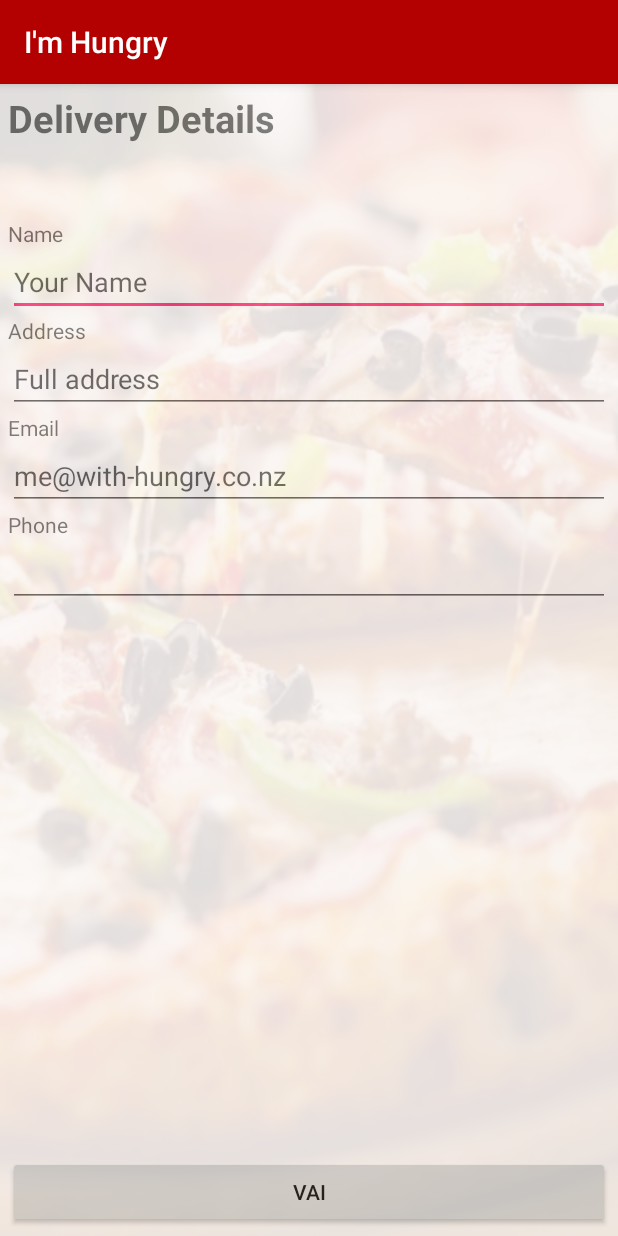
After one commit to daniel-salgado/ImHungry, an Android app: the DeliveryDetailsActivity screen opened directly, with no data from a screen before it, on a phone screen of 412 x 824 dp. The commit adds this screen. Run offline under Robolectric (Android 15) with nearby library versions, the phone set to English and light mode, and no system bars.

Commit message:
Added Delivery Status and Delivery Details activities.

```diff
--- a/app/build.gradle
+++ b/app/build.gradle
@@ -30,4 +30,7 @@ dependencies {
     compile 'com.android.support.constraint:constraint-layout:1.0.2'
     compile 'com.android.support:design:25.3.1'
     testCompile 'junit:junit:4.12'
+
+    compile 'pl.droidsonroids.gif:android-gif-drawable:1.1.+'
+
 }
--- /dev/null
+++ b/app/src/main/java/br/com/dssproject/imhungry/view/DeliveryDetailsActivity.java
@@ -0,0 +1,29 @@
+package br.com.dssproject.imhungry.view;
+
+import android.content.Intent;
+import android.support.v7.app.AppCompatActivity;
+import android.os.Bundle;
+import android.view.View;
+
+import br.com.dssproject.imhungry.R;
+
+public class DeliveryDetailsActivity extends AppCompatActivity {
+
+    @Override
+    protected void onCreate(Bundle savedInstanceState) {
+        super.onCreate(savedInstanceState);
+        setContentView(R.layout.activity_delivery_details);
+    }
+
+    public void btnPlaceOrder(View view)
+    {
+
+        Intent intent = new Intent(this, DeliveryStatusActivity.class);
+
+
+        startActivity(intent);
+
+
+    }
+
+}
--- /dev/null
+++ b/app/src/main/res/layout/activity_delivery_details.xml
@@ -0,0 +1,126 @@
+<?xml version="1.0" encoding="utf-8"?>
+<LinearLayout xmlns:android="http://schemas.android.com/apk/res/android"
+    xmlns:app="http://schemas.android.com/apk/res-auto"
+    xmlns:tools="http://schemas.android.com/tools"
+    android:layout_width="match_parent"
+    android:layout_height="match_parent"
+    android:background="@drawable/background01"
+    android:orientation="vertical"
+    tools:context="br.com.dssproject.imhungry.view.DeliveryDetailsActivity">
+
+    <LinearLayout
+        android:layout_width="match_parent"
+        android:layout_height="match_parent"
+        android:alpha="0.9"
+        android:background="@color/colorAlmostWhite"
+        android:orientation="vertical">
+
+        <LinearLayout
+            android:layout_width="match_parent"
+            android:layout_height="match_parent"
+            android:orientation="vertical"
+            android:layout_margin="5dp">
+
+
+        <TextView
+            android:layout_width="match_parent"
+            android:layout_height="wrap_content"
+            android:text="@string/delivery_datails"
+            android:textSize="25dp"
+            android:textStyle="bold" />
+
+        <LinearLayout
+            android:layout_width="match_parent"
+            android:layout_height="match_parent"
+            android:orientation="vertical"
+            android:weightSum="5">
+
+            <LinearLayout
+                android:layout_width="match_parent"
+                android:layout_height="wrap_content"
+                android:layout_weight="4"
+                android:orientation="vertical"
+                android:paddingTop="50dp">
+
+
+                <TextView
+                    android:layout_width="wrap_content"
+                    android:layout_height="wrap_content"
+                    android:text="Name" />
+
+                <EditText
+                    android:id="@+id/txtClientName"
+                    android:layout_width="match_parent"
+                    android:layout_height="wrap_content"
+                    android:hint="@string/your_name"
+                    android:inputType="textPersonName"
+                    android:selectAllOnFocus="true"
+                    android:singleLine="true" />
+
+                <TextView
+                    android:layout_width="match_parent"
+                    android:layout_height="wrap_content"
+                    android:text="Address" />
+
+                <EditText
+                    android:id="@+id/txtClientPostalAddress"
+                    android:layout_width="match_parent"
+                    android:layout_height="wrap_content"
+                    android:hint="@string/address_full"
+                    android:inputType="textPostalAddress"
+                    android:lines="3"
+                    android:maxLines="3"
+                    android:minLines="3"
+                    android:selectAllOnFocus="true"
+                    android:singleLine="false" />
+
+                <TextView
+                    android:layout_width="match_parent"
+                    android:layout_height="wrap_content"
+                    android:text="Email" />
+
+                <EditText
+                    android:id="@+id/txtClientEmailAddress"
+                    android:layout_width="match_parent"
+                    android:layout_height="wrap_content"
+                    android:hint="me@with-hungry.co.nz"
+                    android:inputType="textEmailAddress" />
+
+                <TextView
+                    android:layout_width="match_parent"
+                    android:layout_height="wrap_content"
+                    android:text="Phone" />
+
+                <EditText
+                    android:id="@+id/txtClientPhoneNumber"
+                    android:layout_width="match_parent"
+                    android:layout_height="wrap_content"
+                    android:inputType="phone" />
+
+            </LinearLayout>
+
+
+            <LinearLayout
+                android:layout_width="match_parent"
+                android:layout_height="wrap_content"
+                android:layout_weight="1"
+                android:gravity="bottom"
+                android:orientation="vertical">
+
+                <Button
+                    android:id="@+id/btnPlaceOrder"
+                    android:layout_width="match_parent"
+                    android:layout_height="wrap_content"
+                    android:onClick="btnPlaceOrder"
+                    android:text="Vai" />
+
+            </LinearLayout>
+
+        </LinearLayout>
+
+        </LinearLayout>
+
+
+    </LinearLayout>
+
+</LinearLayout>
--- a/app/src/main/res/values/colors.xml
+++ b/app/src/main/res/values/colors.xml
@@ -3,7 +3,8 @@
     <color name="colorPrimary">#b30000</color>
     <color name="colorPrimaryDark">#800000</color>
     <color name="colorAccent">#FF4081</color>
-    <color name="colorWhite">#FBF8F7</color>
+    <color name="colorAlmostWhite">#FBF8F7</color>
+    <color name="White">#FFFFFF</color>
     <color name="colorBlack">#000000</color>
     <color name="colorBlue">#4F546A</color>
 </resources>
--- a/app/src/main/res/values/strings.xml
+++ b/app/src/main/res/values/strings.xml
@@ -8,4 +8,9 @@
     <string name="title_dashboard">Dashboard</string>
     <string name="title_notifications">Notifications</string>
     <string name="title_activity_oder_details">OderDetailsActivity</string>
+    <string name="proc_checkout">Proceed Checkout</string>
+    <string name="delivery_datails">Delivery Details</string>
+    <string name="your_name">Your Name</string>
+    <string name="address">Address</string>
+    <string name="address_full">Full address</string>
 </resources>
```
Also changed, not shown: app/src/main/AndroidManifest.xml (+9 -1 lines), app/src/main/java/br/com/dssproject/imhungry/view/DeliveryStatusActivity.java (added, +22 -0 lines), app/src/main/java/br/com/dssproject/imhungry/view/OrderDetailsActivity.java (+9 -0 lines), app/src/main/res/layout/activity_delivery_status.xml (added, +25 -0 lines), app/src/main/res/layout/activity_order_details.xml (+7 -5 lines), 1 other file.
